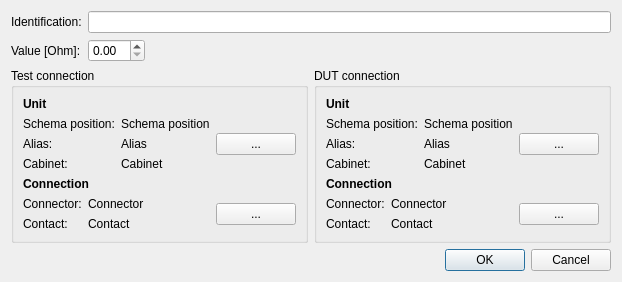
This is src/mdttools/mdttesttool/mdtTtTestLinkDialog.ui in scandyna/multidiagtools as Qt 5 draws it before an edit. The edited form follows.
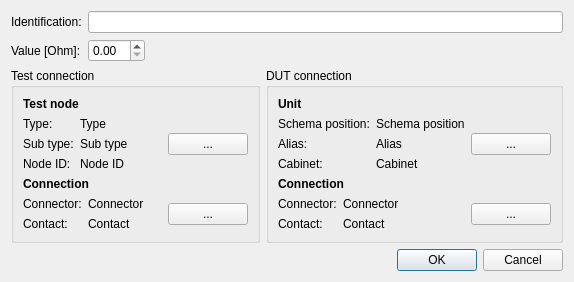
This is the edited form.

```diff
--- a/src/mdttools/mdttesttool/mdtTtTestLinkDialog.ui
+++ b/src/mdttools/mdttesttool/mdtTtTestLinkDialog.ui
@@ -61,7 +61,7 @@
            <string notr="true"/>
           </property>
           <property name="text">
-           <string>Unit</string>
+           <string>Test node</string>
           </property>
          </widget>
         </item>
@@ -72,42 +72,42 @@
             <item row="0" column="0">
              <widget class="QLabel" name="lbTestSchemaPositionLabel">
               <property name="text">
-               <string>Schema position:</string>
+               <string>Type:</string>
               </property>
              </widget>
             </item>
             <item row="0" column="1">
              <widget class="QLabel" name="lbTestSchemaPosition">
               <property name="text">
-               <string>Schema position</string>
+               <string>Type</string>
               </property>
              </widget>
             </item>
             <item row="1" column="0">
              <widget class="QLabel" name="lbTestAliasLabel">
               <property name="text">
-               <string>Alias:</string>
+               <string>Sub type:</string>
               </property>
              </widget>
             </item>
             <item row="1" column="1">
              <widget class="QLabel" name="lbTestAlias">
               <property name="text">
-               <string>Alias</string>
+               <string>Sub type</string>
               </property>
              </widget>
             </item>
             <item row="2" column="0">
              <widget class="QLabel" name="lbTestCabinetLabel">
               <property name="text">
-               <string>Cabinet:</string>
+               <string>Node ID:</string>
               </property>
              </widget>
             </item>
             <item row="2" column="1">
              <widget class="QLabel" name="lbTestCabinet">
               <property name="text">
-               <string>Cabinet</string>
+               <string>Node ID</string>
               </property>
              </widget>
             </item>
```
Left out of the diff: 14 changed lines with no effect on the pictures.
